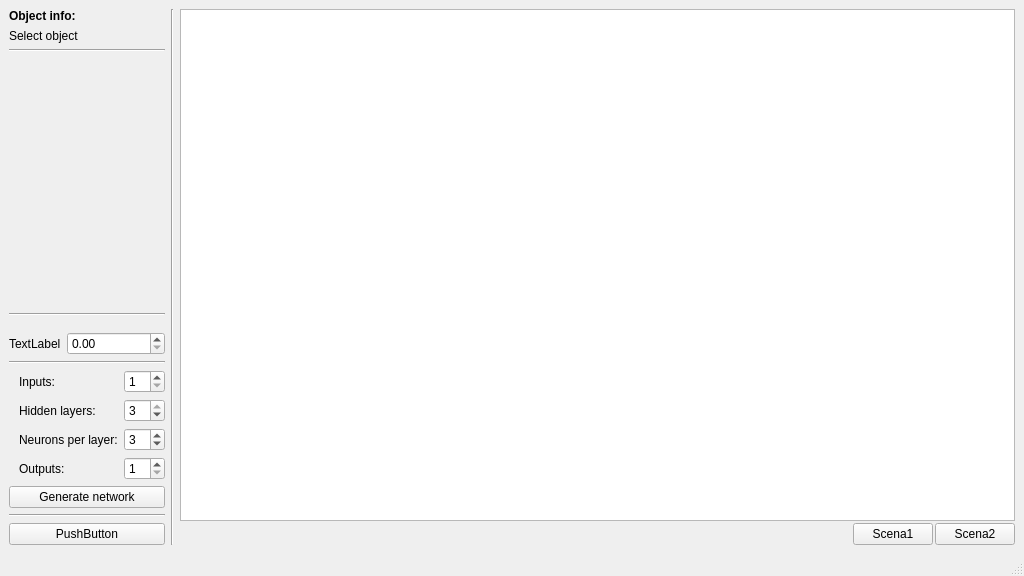
tomboy127/SSN_001, file mainwindow.ui: the form before one commit.
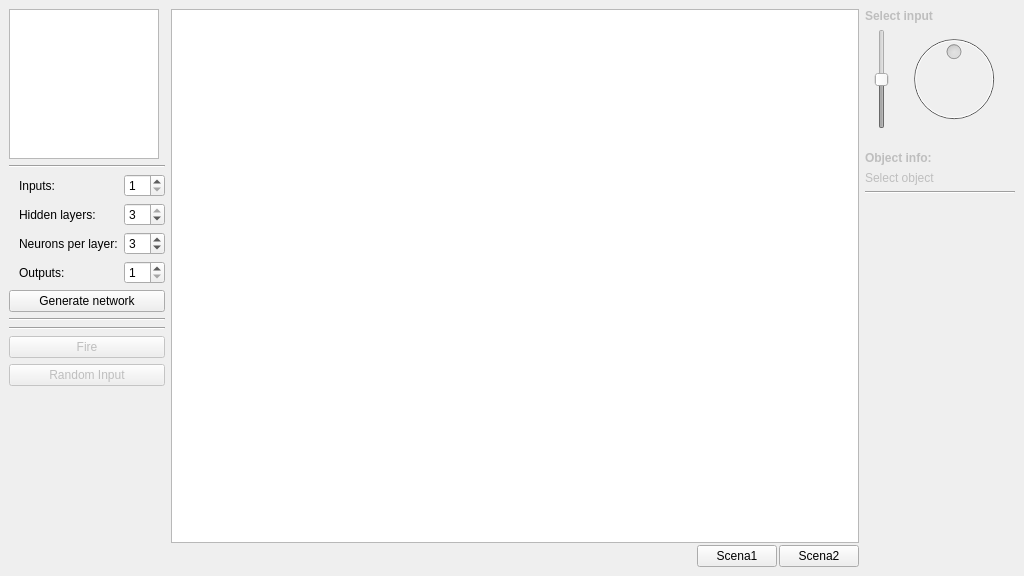
The form after the commit.

Commit message: Project structure reorganized, objects methods moved to cell.cpp, added output map, updated GUI

Patch:
```diff
--- a/mainwindow.ui
+++ b/mainwindow.ui
@@ -21,28 +21,39 @@
   </property>
   <widget class="QWidget" name="centralwidget">
    <layout class="QHBoxLayout" name="horizontalLayout_3">
+    <property name="bottomMargin">
+     <number>9</number>
+    </property>
     <item>
      <layout class="QVBoxLayout" name="verticalLayout_2">
+      <property name="spacing">
+       <number>6</number>
+      </property>
       <property name="leftMargin">
        <number>0</number>
       </property>
       <item>
-       <widget class="QLabel" name="label">
-        <property name="font">
-         <font>
-          <weight>75</weight>
-          <bold>true</bold>
-         </font>
+       <widget class="QGraphicsView" name="view_2">
+        <property name="enabled">
+         <bool>true</bool>
         </property>
-        <property name="text">
-         <string>Object info:</string>
+        <property name="sizePolicy">
+         <sizepolicy hsizetype="Fixed" vsizetype="Fixed">
+          <horstretch>0</horstretch>
+          <verstretch>0</verstretch>
+         </sizepolicy>
         </property>
-       </widget>
-      </item>
-      <item>
-       <widget class="QLabel" name="label_obj_info">
-        <property name="text">
-         <string>Select object</string>
+        <property name="minimumSize">
+         <size>
+          <width>150</width>
+          <height>150</height>
+         </size>
+        </property>
+        <property name="maximumSize">
+         <size>
+          <width>150</width>
+          <height>150</height>
+         </size>
         </property>
        </widget>
       </item>
@@ -53,53 +64,6 @@
         </property>
        </widget>
       </item>
-      <item>
-       <spacer name="verticalSpacer">
-        <property name="orientation">
-         <enum>Qt::Vertical</enum>
-        </property>
-        <property name="sizeHint" stdset="0">
-         <size>
-          <width>20</width>
-          <height>40</height>
-         </size>
-        </property>
-       </spacer>
-      </item>
-      <item>
-       <widget class="Line" name="line_3">
-        <property name="orientation">
-         <enum>Qt::Horizontal</enum>
-        </property>
-       </widget>
-      </item>
-      <item>
-       <layout class="QFormLayout" name="formLayout_2">
-        <property name="leftMargin">
-         <number>0</number>
-        </property>
-        <property name="topMargin">
-         <number>10</number>
-        </property>
-        <item row="0" column="0">
-         <widget class="QLabel" name="config_lab1">
-          <property name="text">
-           <string>TextLabel</string>
-          </property>
-         </widget>
-        </item>
-        <item row="0" column="1">
-         <widget class="QDoubleSpinBox" name="confsBox1"/>
-        </item>
-       </layout>
-      </item>
-      <item>
-       <widget class="Line" name="line">
-        <property name="orientation">
-         <enum>Qt::Horizontal</enum>
-        </property>
-       </widget>
-      </item>
       <item>
        <layout class="QFormLayout" name="formLayout">
         <property name="leftMargin">
@@ -202,21 +166,50 @@
        </widget>
       </item>
       <item>
-       <widget class="QPushButton" name="pushButton">
+       <widget class="Line" name="line">
+        <property name="orientation">
+         <enum>Qt::Horizontal</enum>
+        </property>
+       </widget>
+      </item>
+      <item>
+       <widget class="QPushButton" name="btnFire">
+        <property name="enabled">
+         <bool>false</bool>
+        </property>
         <property name="text">
-         <string>PushButton</string>
+         <string>Fire</string>
         </property>
+        <property name="flat">
+         <bool>false</bool>
+        </property>
        </widget>
       </item>
+      <item>
+       <widget class="QPushButton" name="btnRnd">
+        <property name="enabled">
+         <bool>false</bool>
+        </property>
+        <property name="text">
+         <string>Random Input</string>
+        </property>
+       </widget>
+      </item>
+      <item>
+       <spacer name="verticalSpacer">
+        <property name="orientation">
+         <enum>Qt::Vertical</enum>
+        </property>
+        <property name="sizeHint" stdset="0">
+         <size>
+          <width>20</width>
+          <height>40</height>
+         </size>
+        </property>
+       </spacer>
+      </item>
      </layout>
     </item>
-    <item>
-     <widget class="Line" name="line_2">
-      <property name="orientation">
-       <enum>Qt::Vertical</enum>
-      </property>
-     </widget>
-    </item>
     <item>
      <layout class="QVBoxLayout" name="verticalLayout">
       <property name="spacing">
@@ -286,6 +279,157 @@
       </item>
      </layout>
     </item>
+    <item>
+     <layout class="QVBoxLayout" name="verticalLayout_3">
+      <property name="rightMargin">
+       <number>0</number>
+      </property>
+      <item>
+       <widget class="QLabel" name="label_slider_name">
+        <property name="enabled">
+         <bool>false</bool>
+        </property>
+        <property name="font">
+         <font>
+          <weight>75</weight>
+          <bold>true</bold>
+         </font>
+        </property>
+        <property name="text">
+         <string>Select input</string>
+        </property>
+       </widget>
+      </item>
+      <item>
+       <layout class="QHBoxLayout" name="horizontalLayout_2">
+        <property name="bottomMargin">
+         <number>10</number>
+        </property>
+        <item>
+         <widget class="QSlider" name="sliderValue">
+          <property name="enabled">
+           <bool>false</bool>
+          </property>
+          <property name="sizePolicy">
+           <sizepolicy hsizetype="Fixed" vsizetype="Minimum">
+            <horstretch>0</horstretch>
+            <verstretch>0</verstretch>
+           </sizepolicy>
+          </property>
+          <property name="minimum">
+           <number>-1000</number>
+          </property>
+          <property name="maximum">
+           <number>1000</number>
+          </property>
+          <property name="pageStep">
+           <number>100</number>
+          </property>
+          <property name="orientation">
+           <enum>Qt::Vertical</enum>
+          </property>
+         </widget>
+        </item>
+        <item>
+         <widget class="QDial" name="dial">
+          <property name="enabled">
+           <bool>false</bool>
+          </property>
+          <property name="sizePolicy">
+           <sizepolicy hsizetype="Maximum" vsizetype="Minimum">
+            <horstretch>0</horstretch>
+            <verstretch>0</verstretch>
+           </sizepolicy>
+          </property>
+          <property name="minimum">
+           <number>-1000</number>
+          </property>
+          <property name="maximum">
+           <number>1000</number>
+          </property>
+          <property name="singleStep">
+           <number>100</number>
+          </property>
+          <property name="pageStep">
+           <number>100</number>
+          </property>
+         </widget>
+        </item>
+       </layout>
+      </item>
+      <item>
+       <widget class="Line" name="line_2">
+        <property name="orientation">
+         <enum>Qt::Vertical</enum>
+        </property>
+       </widget>
+      </item>
+      <item>
+       <widget class="QLabel" name="label">
+        <property name="enabled">
+         <bool>false</bool>
+        </property>
+        <property name="font">
+         <font>
+          <weight>75</weight>
+          <bold>true</bold>
+         </font>
+        </property>
+        <property name="text">
+         <string>Object info:</string>
+        </property>
+       </widget>
+      </item>
+      <item>
+       <widget class="QLabel" name="label_obj_info">
+        <property name="enabled">
+         <bool>false</bool>
+        </property>
+        <property name="sizePolicy">
+         <sizepolicy hsizetype="Fixed" vsizetype="Fixed">
+          <horstretch>0</horstretch>
+          <verstretch>0</verstretch>
+         </sizepolicy>
+        </property>
+        <property name="text">
+         <string>Select object</string>
+        </property>
+       </widget>
+      </item>
+      <item>
+       <widget class="Line" name="line_3">
+        <property name="sizePolicy">
+         <sizepolicy hsizetype="Fixed" vsizetype="Fixed">
+          <horstretch>0</horstretch>
+          <verstretch>0</verstretch>
+         </sizepolicy>
+        </property>
+        <property name="minimumSize">
+         <size>
+          <width>150</width>
+          <height>0</height>
+         </size>
+        </property>
+        <property name="orientation">
+         <enum>Qt::Horizontal</enum>
+        </property>
+       </widget>
+      </item>
+      <item>
+       <spacer name="verticalSpacer_2">
+        <property name="orientation">
+         <enum>Qt::Vertical</enum>
+        </property>
+        <property name="sizeHint" stdset="0">
+         <size>
+          <width>20</width>
+          <height>40</height>
+         </size>
+        </property>
+       </spacer>
+      </item>
+     </layout>
+    </item>
    </layout>
   </widget>
   <widget class="QMenuBar" name="menubar">
@@ -298,7 +442,6 @@
     </rect>
    </property>
   </widget>
-  <widget class="QStatusBar" name="statusbar"/>
  </widget>
  <resources/>
  <connections/>
```
The commit also changes 17 other files.
